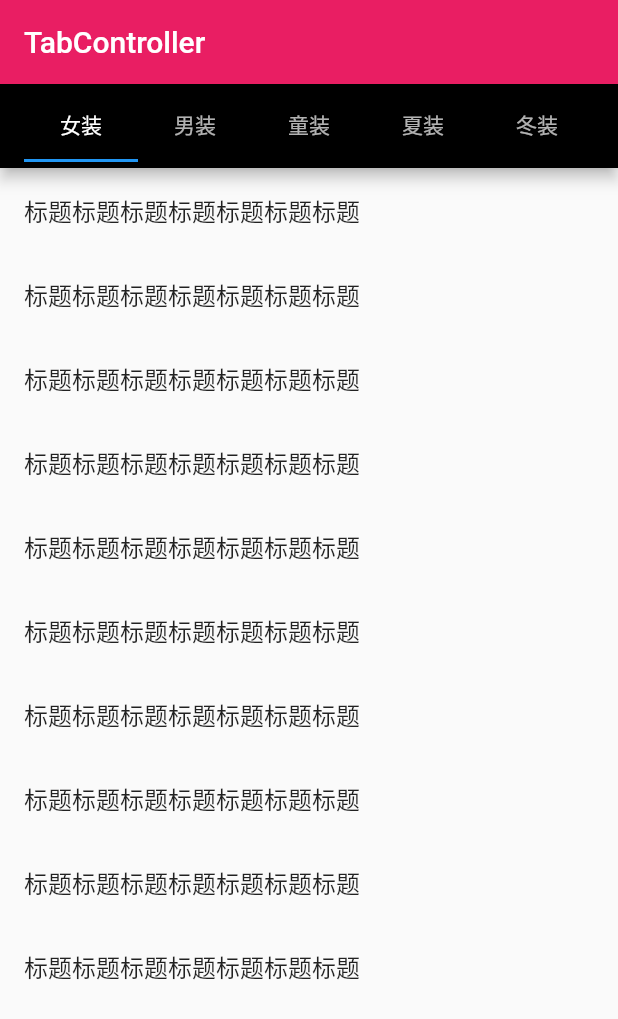
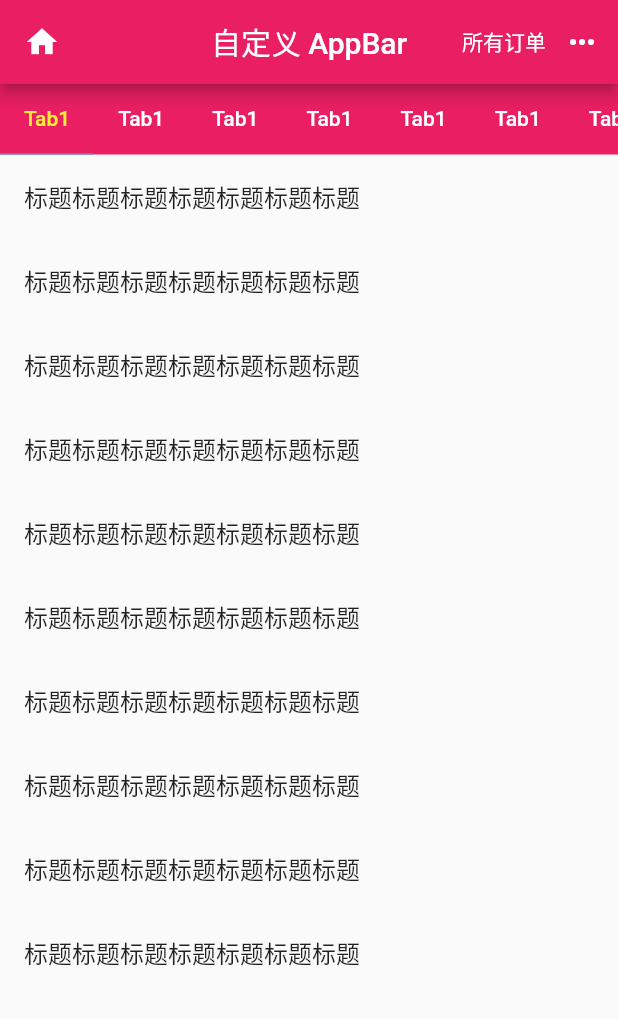
Before and after one commit to postbird/FlutterHelloWorld, a Flutter app: the screen it shows after launch, on a phone screen of 412 x 824 dp. Shown: the top 1019 px of the screen. Run offline on Flutter 3.47's test engine with Material 2 defaults, Android fonts, the phone set to English and light mode, and no system bars; our stand-ins replace cached_network_image, camera, date_format, sentry, shared_preferences, transparent_image and 1 more.

Commit message:
feat: tab

```diff
--- a/demo1/lib/bak/main.31-TabBar.dart
+++ b/demo1/lib/bak/main.31-TabBar.dart
@@ -37,22 +37,13 @@ class MyApp extends StatelessWidget {
             ),
           ],
         ),
-        body: HomeContent(),
-      ),
-    );
-  }
-}
-
-class HomeContent extends StatelessWidget {
-  const HomeContent({Key key}) : super(key: key);
-
-  @override
-  Widget build(BuildContext context) {
-    return DefaultTabController(
+        body: DefaultTabController(
           length: 9,
-      child: Scaffold(
-        appBar: AppBar(
-          title: TabBar(
+          child: Column(
+            children: <Widget>[
+              Container(
+                color: Colors.pink,
+                child: TabBar(
                   labelColor: Colors.yellow,
                   unselectedLabelColor: Colors.white,
                   indicatorWeight: 1,
@@ -72,7 +63,9 @@ class HomeContent extends StatelessWidget {
                   ],
                 ),
               ),
-        body: TabBarView(
+              Expanded(
+                flex: 1,
+                child: TabBarView(
                   children: <Widget>[
                     ListViewContnet(),
                     ListViewContnet(),
@@ -84,6 +77,10 @@ class HomeContent extends StatelessWidget {
                     ListViewContnet(),
                     ListViewContnet(),
                   ],
+                ),
+              )
+            ],
+          ),
         ),
       ),
     );
--- a/demo1/lib/main.dart
+++ b/demo1/lib/main.dart
@@ -18,62 +18,72 @@ class MyApp extends StatelessWidget {
     return MaterialApp(
       home: Scaffold(
         appBar: AppBar(
-          title: Text('TabController'),
+          title: Text('自定义 AppBar'),
+          centerTitle: true,
           backgroundColor: Colors.pink,
+          leading: IconButton(
+            icon: Icon(Icons.home),
+            onPressed: () {
+              print('home app bar');
+            },
           ),
-        body: TabControllerDemo(),
+          actions: <Widget>[
+            Center(
+              child: Text('所有订单'),
             ),
-    );
-  }
-}
-
-class TabControllerDemo extends StatefulWidget {
-  TabControllerDemo({Key key}) : super(key: key);
-
-  _TabControllerDemoState createState() => _TabControllerDemoState();
-}
-
-class _TabControllerDemoState extends State<TabControllerDemo>  with SingleTickerProviderStateMixin {
-  TabController _tabController;
-
-  @override
-  void initState() {
-    super.initState();
-    this._tabController = new TabController(vsync: this, length: 5);
-    this._tabController.addListener(() {
-      print(this._tabController.toString());
-      print(this._tabController.index);
-      print(this._tabController.length);
-      print(this._tabController.previousIndex);
-    });
-  }
-
-  @override
-  Widget build(BuildContext context) {
-    return Scaffold(
-        appBar: AppBar(
-          backgroundColor: Colors.black,
-          title: TabBar(
-            controller: this._tabController,
+            IconButton(
+              icon: Icon(Icons.more_horiz),
+              onPressed: () {},
+            ),
+          ],
+        ),
+        body: DefaultTabController(
+          length: 9,
+          child: Column(
+            children: <Widget>[
+              Container(
+                color: Colors.pink,
+                child: TabBar(
+                  labelColor: Colors.yellow,
+                  unselectedLabelColor: Colors.white,
+                  indicatorWeight: 1,
+                  isScrollable: true,
+                  // labelPadding: EdgeInsets.fromLTRB(10, 0, 0, 0),
+                  labelStyle: TextStyle(fontSize: 14),
                   tabs: <Widget>[
-              Tab(text: '女装'),
-              Tab(text: '男装'),
-              Tab(text: '童装'),
-              Tab(text: '夏装'),
-              Tab(text: '冬装'),
+                    Tab(text: 'Tab1'),
+                    Tab(text: 'Tab1'),
+                    Tab(text: 'Tab1'),
+                    Tab(text: 'Tab1'),
+                    Tab(text: 'Tab1'),
+                    Tab(text: 'Tab1'),
+                    Tab(text: 'Tab1'),
+                    Tab(text: 'Tab1'),
+                    Tab(text: 'Tab1'),
                   ],
                 ),
               ),
-        body: TabBarView(
-          controller: this._tabController,
+              Expanded(
+                flex: 1,
+                child: TabBarView(
                   children: <Widget>[
                     ListViewContnet(),
                     ListViewContnet(),
                     ListViewContnet(),
                     ListViewContnet(),
                     ListViewContnet(),
+                    ListViewContnet(),
+                    ListViewContnet(),
+                    ListViewContnet(),
+                    ListViewContnet(),
                   ],
-        ));
+                ),
+              )
+            ],
+          ),
+        ),
+      ),
+    );
   }
 }
 
```
Lines whose indentation alone changed are shown as unchanged.
